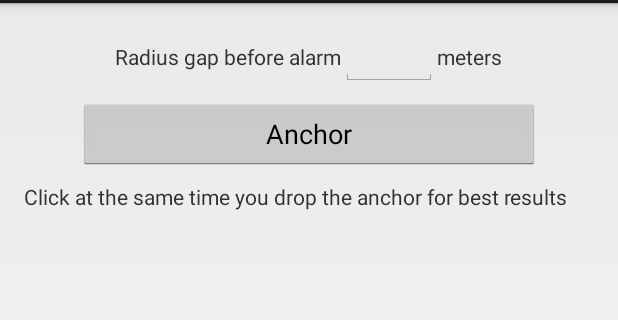
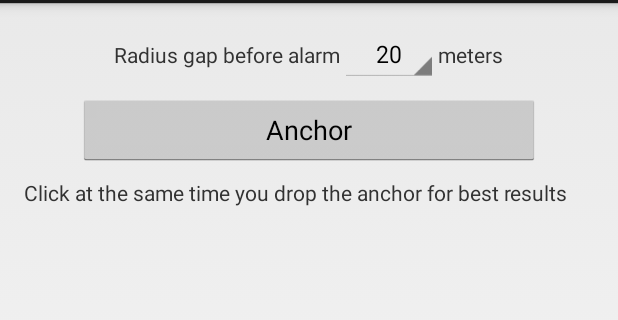
Before and after one commit to tbruyelle/SafeAnchorage, an Android app: the screen it shows after launch (MainActivity), after a tap on "Anchor", on a phone screen of 412 x 824 dp, the part 69-389 px from its top. Run offline under Robolectric (Android 15) with nearby library versions, the phone set to English and light mode, and no system bars; libraries missing offline, so code that uses them is left out: com.google.maps.android; 2 statements that could not run were skipped.

```diff
--- a/app/src/main/AndroidManifest.xml
+++ b/app/src/main/AndroidManifest.xml
@@ -3,7 +3,6 @@
     package="ancorage.kamosoft.com.safeancorage" >
 
     <uses-permission android:name="android.permission.INTERNET"/>
-    <uses-permission android:name="android.permission.ACCESS_NETWORK_STATE"/>
     <uses-permission android:name="android.permission.ACCESS_FINE_LOCATION"/>
     <uses-permission android:name="android.permission.ACCESS_COARSE_LOCATION"/>
 
--- a/app/src/main/java/ancorage/kamosoft/com/safeancorage/MainActivity.java
+++ b/app/src/main/java/ancorage/kamosoft/com/safeancorage/MainActivity.java
@@ -9,12 +9,11 @@ import android.content.Intent;
 import android.location.Location;
 import android.os.Bundle;
 import android.support.v4.app.NotificationCompat;
-import android.text.TextUtils;
 import android.view.Menu;
 import android.view.MenuItem;
 import android.view.View;
 import android.widget.Button;
-import android.widget.EditText;
+import android.widget.Spinner;
 import android.widget.TextView;
 import android.widget.Toast;
 
@@ -32,7 +31,7 @@ public class MainActivity extends Activity
         implements GooglePlayServicesClient.ConnectionCallbacks, GooglePlayServicesClient.OnConnectionFailedListener, com.google.android.gms.location.LocationListener {
 
     private Button mAnchorBtn;
-    private EditText mAlertRadius;
+    private Spinner mAlertRadius;
     private TextView mAnchorLocationTxt;
     private TextView mCurrentLocationTxt;
     private TextView mDistanceTxt;
@@ -51,8 +50,8 @@ public class MainActivity extends Activity
         setContentView(R.layout.act_main);
 
         mAnchorBtn = (Button) findViewById(R.id.anchor);
-        // TODO Suggest 20m,30m,40m,50m,60m via a spinner
-        mAlertRadius = (EditText) findViewById(R.id.alert_radius);
+
+        mAlertRadius = (Spinner) findViewById(R.id.alert_radius);
 
         mAnchorLocationTxt = (TextView) findViewById(R.id.anchor_location);
         mCurrentLocationTxt = (TextView) findViewById(R.id.current_location);
@@ -61,10 +60,6 @@ public class MainActivity extends Activity
         mAnchorBtn.setOnClickListener(new View.OnClickListener() {
             @Override
             public void onClick(View v) {
-                if (TextUtils.isEmpty(mAlertRadius.getText())) {
-                    Toast.makeText(MainActivity.this, R.string.please_fill_lengths, Toast.LENGTH_SHORT).show();
-                    return;
-                }
                 mLocationClient = new LocationClient(MainActivity.this, MainActivity.this, MainActivity.this);
                 mLocationClient.connect();
             }
@@ -89,7 +84,7 @@ public class MainActivity extends Activity
             double d = SphericalUtil.computeDistanceBetween(mAnchorLatLng,
                     new LatLng(location.getLatitude(), location.getLongitude()));
             mDistanceTxt.setText(d + "m");
-            if (d > Integer.valueOf(mAlertRadius.getText().toString())) {
+            if (d > Integer.valueOf((String) mAlertRadius.getSelectedItem())) {
                 sendNotification();
             }
         }
--- a/app/src/main/res/layout/act_main.xml
+++ b/app/src/main/res/layout/act_main.xml
@@ -29,7 +29,7 @@
                 android:layout_height="wrap_content"
                 />
 
-            <EditText
+            <Spinner
                 android:id="@+id/alert_radius"
                 android:paddingLeft="16dp"
                 android:layout_width="wrap_content"
@@ -37,7 +37,10 @@
                 android:ems="3"
                 android:inputType="number"
                 tools:ignore="RtlHardcoded"
+                android:entries="@array/radiuses"
                 />
+
+            />
 
             <TextView
                 android:text="@string/unit"
--- a/app/src/main/res/values/strings.xml
+++ b/app/src/main/res/values/strings.xml
@@ -11,4 +11,12 @@
     <string name="alert_radius">Radius gap before alarm</string>
     <string name="unit">meters</string>
 
+    <string-array name="radiuses">
+        <item>20</item>
+        <item>30</item>
+        <item>40</item>
+        <item>50</item>
+        <item>60</item>
+    </string-array>
+
 </resources>
```
